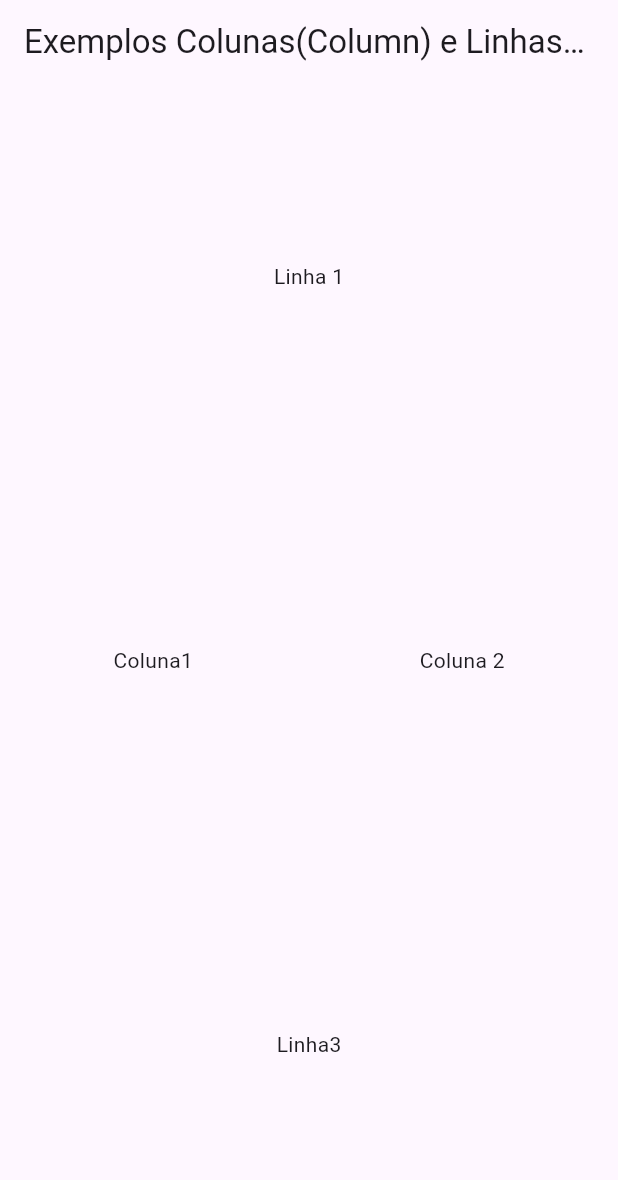
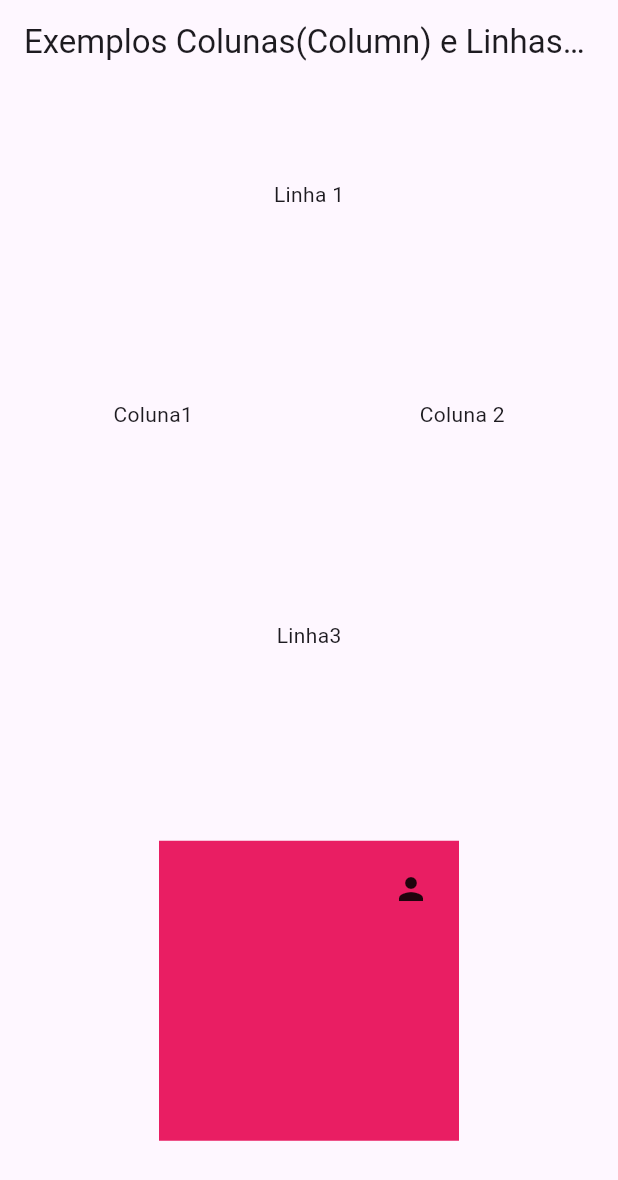
Before and after one commit to Adrielly0124/Curso_Mobile, a Flutter app: the screen it shows after launch, on a phone screen of 412 x 824 dp. Shown: the top 1180 px of the screen. Run offline on Flutter 3.47's test engine with Material 3 defaults, Android fonts, the phone set to English and light mode, and no system bars; our stand-ins replace fluttertoast.

Commit message:
06/03/2025

```diff
--- a/Introducaoflutter/exemplo_column_row/lib/main.dart
+++ b/Introducaoflutter/exemplo_column_row/lib/main.dart
@@ -12,21 +12,37 @@ class MainApp extends StatelessWidget {
     return MaterialApp(
       home: Scaffold(
         appBar: AppBar(title: Text("Exemplos Colunas(Column) e Linhas(Row)")),
-        body: Column(
+        body: Center(
+          child: Column(
             mainAxisAlignment:
-              MainAxisAlignment.spaceAround, //alinhamento dos elementos na vertical
+                MainAxisAlignment.spaceAround, //alinhamento dos elementos do eixo principal - no caso da coluna, na vertical
             crossAxisAlignment:
                 CrossAxisAlignment
-                  .center, //alinhamento dos elementos na horizontal
+                    .center, //alinhamento dos elementos do eixo secundário - no caso da coluna, na horizontal
             children: [
               Text("Linha 1"),
               Row(
-              mainAxisAlignment: MainAxisAlignment.spaceAround,
-              crossAxisAlignment: CrossAxisAlignment.center,
+                mainAxisAlignment: MainAxisAlignment.spaceAround, //alinhamento dos elementos do eixo principal - no caso da linha, na horizontal
+                crossAxisAlignment: CrossAxisAlignment.center, //alinhamento dos elementos do eixo secundário - no caso da linha, na vertical
                 children: [Text("Coluna1"), Text("Coluna 2")],
               ),
               Text("Linha3"),
+              Stack(
+                alignment: Alignment.center,
+                children: [
+                  Container(
+                    width: 200,
+                    height: 200,
+                    color:Colors.pink,
+                  ),
+                  Positioned(
+                    top: 20,
+                    right: 20,
+                    child: Icon(Icons.person)),
                 ],
+              )
+            ],
+          ),
         ),
       ),
     );
--- /dev/null
+++ b/Introducaoflutter/exemplo_widgets_interacao/analysis_options.yaml
@@ -0,0 +1 @@
+include: package:flutter_lints/flutter.yaml
--- /dev/null
+++ b/Introducaoflutter/exemplo_widgets_interacao/lib/main.dart
@@ -0,0 +1,15 @@
+import 'package:exemplo_widgets_interacao/widget_interacao.dart';
+import 'package:flutter/material.dart';
+
+void main() {
+  runApp(MyApp());
+}
+
+class MyApp extends StatelessWidget{
+  @override
+  Widget build(BuildContext context) {
+    return MaterialApp(
+      home: WidgetsInteracao()
+    );
+  }
+}
--- /dev/null
+++ b/Introducaoflutter/sa01_tela_de_perfil/analysis_options.yaml
@@ -0,0 +1 @@
+include: package:flutter_lints/flutter.yaml
--- /dev/null
+++ b/Introducaoflutter/sa01_tela_de_perfil/package.json
@@ -0,0 +1,5 @@
+{
+  "dependencies": {
+    "prompt-sync": "^4.2.0"
+  }
+}
```
Also changed, not shown: Introducaoflutter/exemplo_widgets_interacao/lib/widget_interacao.dart (added, +15 -0 lines), Introducaoflutter/exemplo_widgets_interacao/pubspec.yaml (added, +19 -0 lines), Introducaoflutter/sa01_tela_de_perfil/lib/main.dart (added, +121 -0 lines), Introducaoflutter/sa01_tela_de_perfil/pubspec.yaml (added, +19 -0 lines), Introducaoflutter/exemplo_widgets_interacao/pubspec.lock (added), Introducaoflutter/sa01_tela_de_perfil/package-lock.json (added), Introducaoflutter/sa01_tela_de_perfil/pubspec.lock (added), 45 other files. Lines whose indentation alone changed are shown as unchanged.
